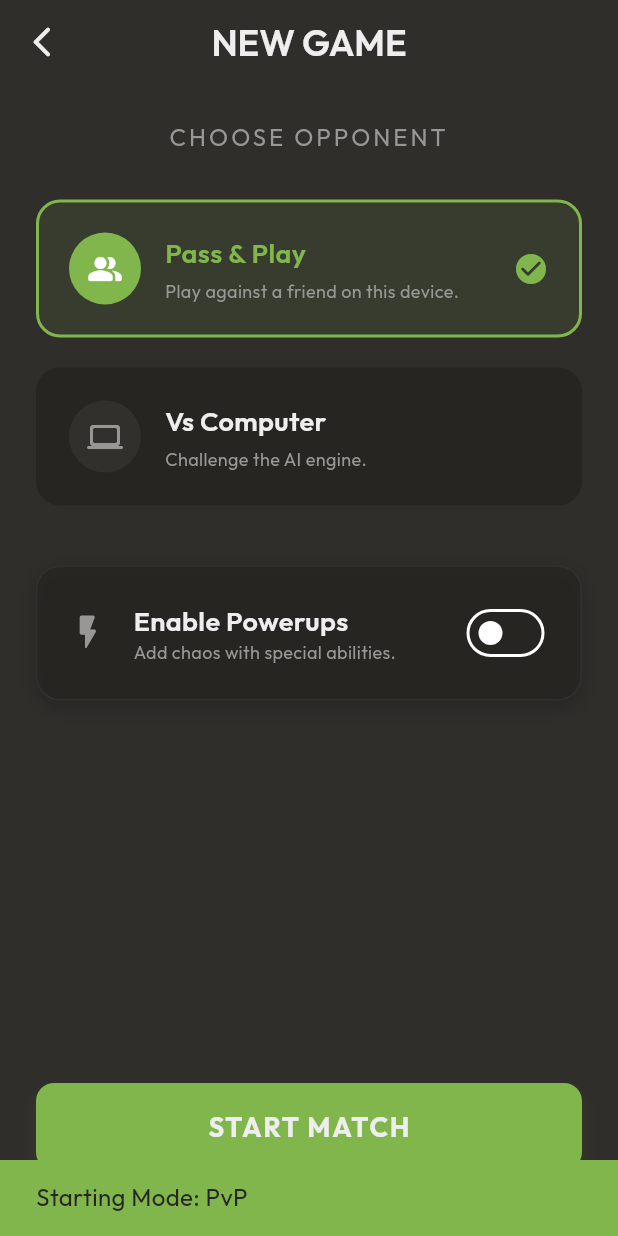
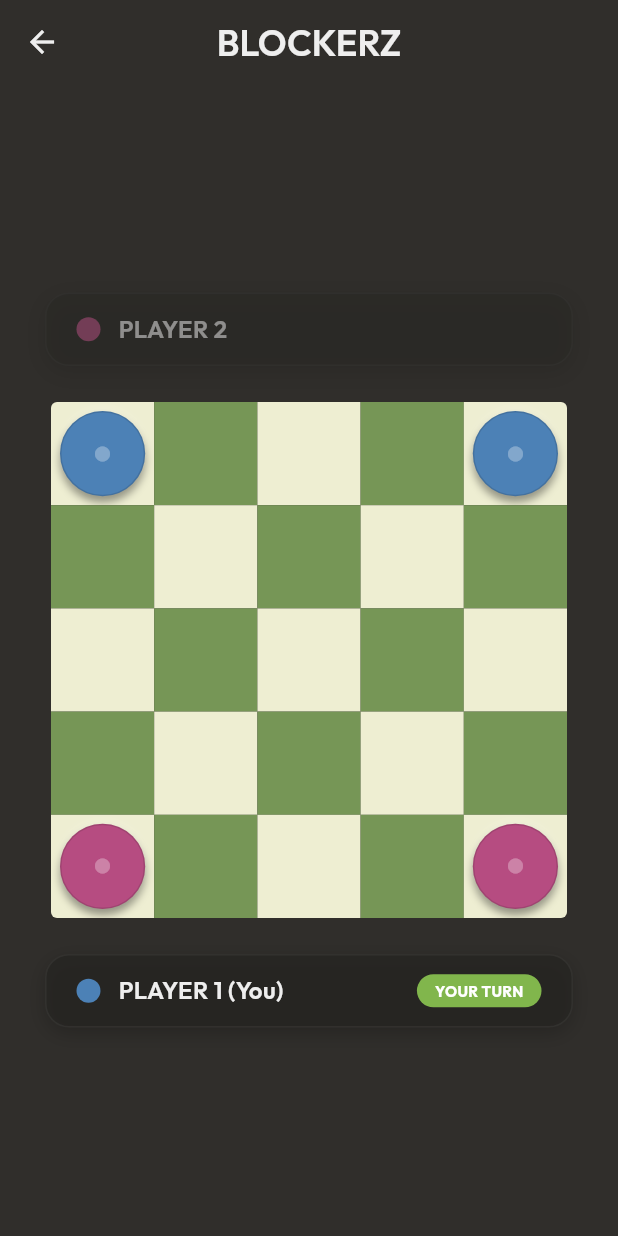
Before and after one commit to armash66/blockerz-game, a Flutter app: the ModeSelectScreen screen opened directly, after a tap on "START MATCH", on a phone screen of 412 x 824 dp. Run offline on Flutter 3.47's test engine with Material 3 defaults, Android fonts, the phone set to English and light mode, and no system bars; our stand-ins replace google_fonts.

Commit message:
fix(ui): Responsive game board layout & visual polish

```diff
--- /dev/null
+++ b/lib/screens/game_screen.dart
@@ -0,0 +1,270 @@
+import 'package:flutter/material.dart';
+import '../core/app_theme.dart';
+import '../core/game_state.dart';
+import '../core/board.dart';
+import '../widgets/glass_card.dart';
+import '../widgets/primary_button.dart';
+
+class GameScreen extends StatefulWidget {
+  final bool isPvAI;
+  final bool enablePowerups;
+
+  const GameScreen({
+    super.key,
+    required this.isPvAI,
+    required this.enablePowerups,
+  });
+
+  @override
+  State<GameScreen> createState() => _GameScreenState();
+}
+
+class _GameScreenState extends State<GameScreen> {
+  late GameState _gameState;
+
+  @override
+  void initState() {
+    super.initState();
+    _gameState = GameState();
+    _gameState.addListener(_onGameStateChanged);
+  }
+
+  @override
+  void dispose() {
+    _gameState.removeListener(_onGameStateChanged);
+    _gameState.dispose();
+    super.dispose();
+  }
+
+  void _onGameStateChanged() {
+    setState(() {});
+
+    if (_gameState.isGameOver) {
+      _showGameOverDialog();
+    }
+  }
+
+  void _showGameOverDialog() {
+    showDialog(
+      context: context,
+      barrierDismissible: false,
+      builder: (context) {
+        final winner = _gameState.winner!;
+        final winnerName = winner == Player.player1 ? "PLAYER 1" : "PLAYER 2";
+
+        return AlertDialog(
+          backgroundColor: AppTheme.surface,
+          title: Text('GAME OVER', style: AppTheme.heading),
+          content: Column(
+            mainAxisSize: MainAxisSize.min,
+            children: [
+              Icon(Icons.emoji_events_rounded,
+                  size: 60, color: AppTheme.accent),
+              const SizedBox(height: 20),
+              Text('$winnerName WINS!',
+                  style: AppTheme.display.copyWith(fontSize: 24)),
+              const SizedBox(height: 10),
+              Text(
+                'The opponent has no legal moves.',
+                style: AppTheme.body,
+                textAlign: TextAlign.center,
+              ),
+            ],
+          ),
+          actions: [
+            PrimaryButton(
+              label: 'Back to Menu',
+              onPressed: () {
+                Navigator.of(context).pop(); // Close Dialog
+                Navigator.of(context).pop(); // Back to Mode Select
+                Navigator.of(context).pop(); // Back to Home
+              },
+            ),
+          ],
+        );
+      },
+    );
+  }
+
+  @override
+  Widget build(BuildContext context) {
+    return Scaffold(
+      appBar: AppBar(
+        title: const Text('BLOCKERZ'),
+      ),
+      body: SafeArea(
+        child: Center(
+          child: ConstrainedBox(
+            constraints: const BoxConstraints(maxWidth: 400),
+            child: Padding(
+              padding:
+                  const EdgeInsets.symmetric(horizontal: 24.0, vertical: 16.0),
+              child: Column(
+                mainAxisAlignment: MainAxisAlignment.center,
+                children: [
+                  // Opponent Info
+                  _buildPlayerInfo(Player.player2, isTop: true),
+
+                  const SizedBox(height: 20),
+
+                  // 5x5 Grid (Board)
+                  Container(
+                    decoration: BoxDecoration(
+                      color: const Color(0xFF302E2B), // Border color
+                      borderRadius: BorderRadius.circular(8),
+                      border:
+                          Border.all(color: const Color(0xFF302E2B), width: 4),
+                    ),
+                    child: ClipRRect(
+                      borderRadius: BorderRadius.circular(4),
+                      child: AspectRatio(
+                        aspectRatio: 1,
+                        child: Column(
+                          children: List.generate(5, (row) {
+                            return Expanded(
+                              child: Row(
+                                children: List.generate(5, (col) {
+                                  return Expanded(child: _buildCell(row, col));
+                                }),
+                              ),
+                            );
+                          }),
+                        ),
+                      ),
+                    ),
+                  ),
+
+                  const SizedBox(height: 20),
+
+                  // Player Info (You)
+                  _buildPlayerInfo(Player.player1, isTop: false),
+                ],
+              ),
+            ),
+          ),
+        ),
+      ),
+    );
+  }
+
+  Widget _buildPlayerInfo(Player player, {required bool isTop}) {
+    final isTurn = _gameState.currentPlayer == player;
+    final name = player == Player.player1 ? "PLAYER 1 (You)" : "PLAYER 2";
+
+    return AnimatedOpacity(
+      duration: const Duration(milliseconds: 300),
+      opacity: isTurn ? 1.0 : 0.5,
+      child: GlassCard(
+        padding: const EdgeInsets.symmetric(horizontal: 20, vertical: 12),
+        child: Row(
+          mainAxisAlignment: MainAxisAlignment.spaceBetween,
+          children: [
+            Row(
+              children: [
+                CircleAvatar(
+                  backgroundColor: _getPlayerColor(player),
+                  radius: 8,
+                ),
+                const SizedBox(width: 12),
+                Text(name, style: AppTheme.heading.copyWith(fontSize: 16)),
+              ],
+            ),
+            if (isTurn)
+              Container(
+                padding:
+                    const EdgeInsets.symmetric(horizontal: 12, vertical: 4),
+                decoration: BoxDecoration(
+                  color: AppTheme.accent,
+                  borderRadius: BorderRadius.circular(12),
+                ),
+                child: Text(
+                  'YOUR TURN',
+                  style: AppTheme.body.copyWith(
+                    color: Colors.white,
+                    fontWeight: FontWeight.bold,
+                    fontSize: 10,
+                  ),
+                ),
+              ),
+          ],
+        ),
+      ),
+    );
+  }
+
+  Widget _buildCell(int row, int col) {
+    final cell = _gameState.grid[row][col];
+    final isSelected = _gameState.selectedCell == cell;
+
+    // 1. Checkerboard Background
+    final isDark = (row + col) % 2 == 1;
+    final baseColor = isDark
+        ? const Color(0xFF769656) // Chess.com Green Dark
+        : const Color(0xFFEEEED2); // Chess.com Cream Light
+
+    // Override for Blocked or Highlight
+    Color cellColor = baseColor;
+    Widget? content;
+
+    // 2. Highlights & Content
+    if (cell.isBlocked) {
+      cellColor = const Color(0xFF262522); // Dark Charcoal for blocked
+      content =
+          const Icon(Icons.close_rounded, color: Colors.white12, size: 32);
+    } else if (cell.isOccupied) {
+      // 3. Premium Piece Styling
+      content = Container(
+        margin: const EdgeInsets.all(6),
+        decoration: BoxDecoration(
+          color: _getPlayerColor(cell.owner!),
+          shape: BoxShape.circle,
+          boxShadow: [
+            BoxShadow(
+              color: Colors.black.withOpacity(0.4),
+              offset: const Offset(0, 4),
+              blurRadius: 4,
+            ),
+            BoxShadow(
+              color: Colors.white.withOpacity(0.2),
+              offset: const Offset(0, -2),
+              blurRadius: 4,
+            ),
+          ],
+          border: isSelected
+              ? Border.all(color: Colors.white, width: 3)
+              : Border.all(color: Colors.black12, width: 1),
+        ),
+        child: Center(
+          child: Icon(
+            Icons.circle, // Inner detail
+            size: 12,
+            color: Colors.white.withOpacity(0.3),
+          ),
+        ),
+      );
+    } else if (isSelected) {
+      // Highlight Selected Empty (Target?) - Logic handles 'active' selection elsewhere
+      cellColor = AppTheme.accent.withOpacity(0.5);
+    } else if (_gameState.selectedCell != null) {
+      // Optional: Show valid move hints (dots)
+      // For now, simpler highlight if needed
+    }
+
+    return GestureDetector(
+      onTap: () => _gameState.selectCell(row, col),
+      child: Container(
+        decoration: BoxDecoration(
+          color: cellColor,
+          // No border for seamless board look
+        ),
+        child: content,
+      ),
+    );
+  }
+
+  Color _getPlayerColor(Player p) {
+    return p == Player.player1
+        ? const Color(0xFF4C81B6)
+        : const Color(0xFFB64C81); // Blue vs Pink/Red
+  }
+}
--- a/lib/screens/mode_select_screen.dart
+++ b/lib/screens/mode_select_screen.dart
@@ -2,6 +2,7 @@ import 'package:flutter/material.dart';
 import '../core/app_theme.dart';
 import '../widgets/glass_card.dart';
 import '../widgets/primary_button.dart';
+import 'game_screen.dart';
 
 class ModeSelectScreen extends StatefulWidget {
   const ModeSelectScreen({super.key});
@@ -97,11 +98,13 @@ class _ModeSelectScreenState extends State<ModeSelectScreen> {
             PrimaryButton(
               label: 'START MATCH',
               onPressed: () {
-                ScaffoldMessenger.of(context).showSnackBar(
-                  SnackBar(
-                    content: Text(
-                        'Starting Mode: ${_selectedMode == 0 ? "PvP" : "PvAI"}'),
-                    backgroundColor: AppTheme.accent,
+                Navigator.push(
+                  context,
+                  MaterialPageRoute(
+                    builder: (context) => GameScreen(
+                      isPvAI: _selectedMode == 1,
+                      enablePowerups: _powerupsEnabled,
+                    ),
                   ),
                 );
               },
```
